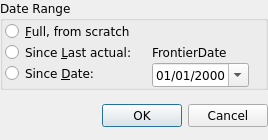
Above: UI/rebuild_window.ui from titov-vv/jal before the change. Below: the same form after it.
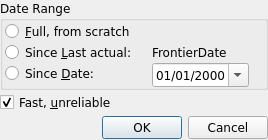
That is the form after the change.

Commit message: ledger.py: Fast&Dirty toggle added to rebuild() method in order to make automatic rebuilds with "PRAGMA synchronous = ON" but allow manual override to "PRAGMA synchronous = OFF" Code cleanup of methods names and some forgotten query without executeSQL() helper call

What changed in the file:
```diff
--- a/UI/rebuild_window.ui
+++ b/UI/rebuild_window.ui
@@ -120,6 +120,16 @@
      </layout>
     </widget>
    </item>
+   <item>
+    <widget class="QCheckBox" name="FastAndDirty">
+     <property name="text">
+      <string>Fast, &amp;unreliable</string>
+     </property>
+     <property name="checked">
+      <bool>true</bool>
+     </property>
+    </widget>
+   </item>
    <item>
     <widget class="QDialogButtonBox" name="DialogButtonBox">
      <property name="sizePolicy">
```
The commit also changes 2 other files.
